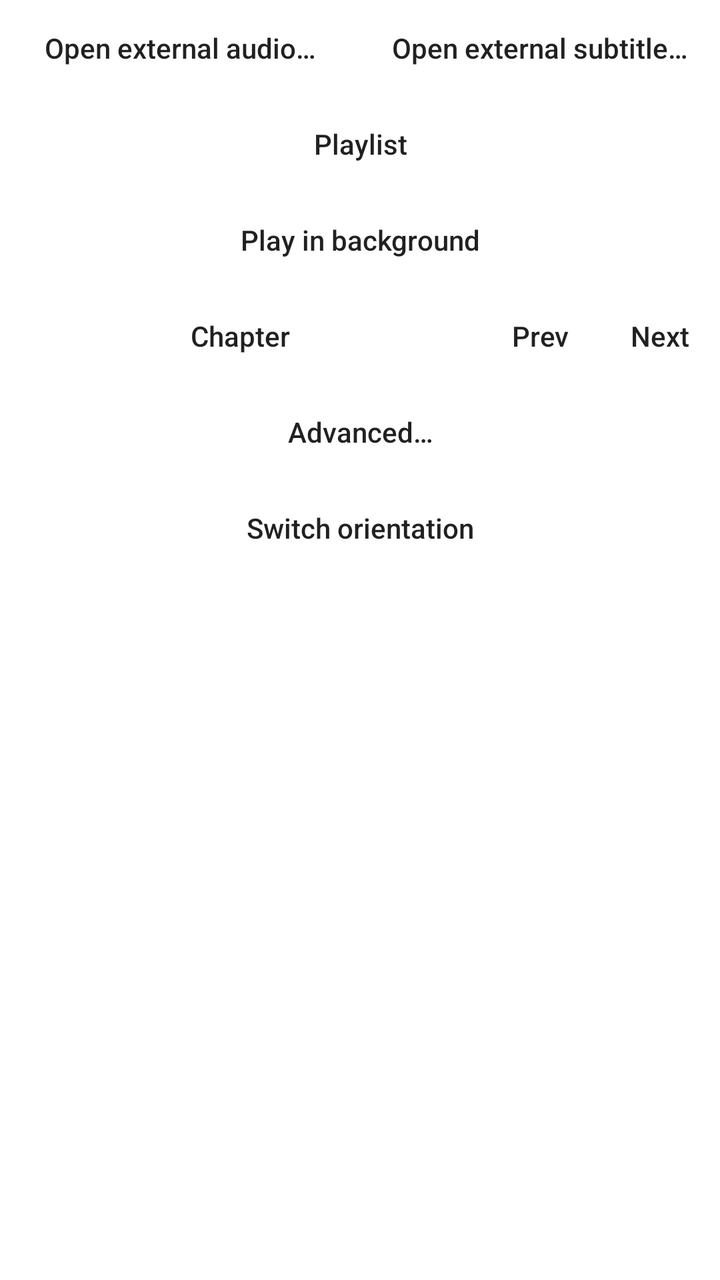
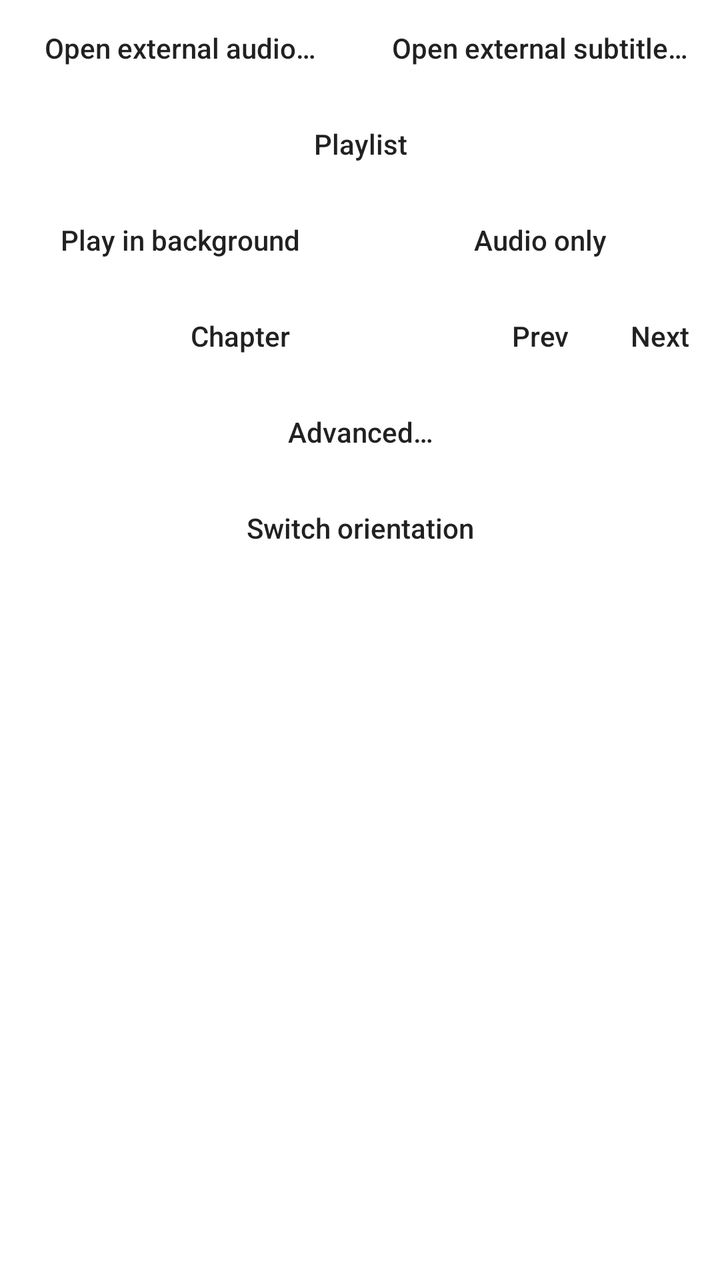

Compare the two renders of this Android layout. The source of the first and the diff that turns it into the second are given below.
<!-- AndroidManifest.xml: fallback theme Theme.MaterialComponents.DayNight.NoActionBar -->
<!-- res/layout/dialog_top_menu.xml -->
<?xml version="1.0" encoding="utf-8"?>
<LinearLayout xmlns:android="http://schemas.android.com/apk/res/android"
    android:orientation="vertical" android:layout_width="match_parent"
    android:layout_height="match_parent">

    

    <TableRow
        android:layout_width="match_parent"
        android:layout_height="wrap_content">

        <Button
            android:id="@+id/audioBtn"
            style="@style/Widget.AppCompat.Button.Borderless"
            android:layout_width="0dp"
            android:layout_height="wrap_content"
            android:layout_weight="1"
            android:text="@string/open_external_audio"
            android:textAllCaps="false" />

        <Button
            android:id="@+id/subBtn"
            style="@style/Widget.AppCompat.Button.Borderless"
            android:layout_width="0dp"
            android:layout_height="wrap_content"
            android:layout_weight="1"
            android:text="@string/open_external_sub"
            android:textAllCaps="false" />
    </TableRow>

    <Button
        android:id="@+id/playlistBtn"
        style="@style/Widget.AppCompat.Button.Borderless"
        android:layout_width="match_parent"
        android:layout_height="wrap_content"
        android:text="@string/action_playlist"
        android:textAllCaps="false" />

    <Button
        android:id="@+id/backgroundBtn"
        style="@style/Widget.AppCompat.Button.Borderless"
        android:layout_width="match_parent"
        android:layout_height="wrap_content"
        android:text="@string/resume_bg_playback"
        android:textAllCaps="false" />

    <TableRow
        android:id="@+id/rowChapter"
        android:layout_width="match_parent"
        android:layout_height="wrap_content">

        <Button
            android:id="@+id/chapterBtn"
            style="@style/Widget.AppCompat.Button.Borderless"
            android:layout_width="0dp"
            android:layout_height="wrap_content"
            android:layout_weight="4"
            android:text="@string/chapter_button"
            android:textAllCaps="false" />

        <Button
            android:id="@+id/chapterPrev"
            style="@style/Widget.AppCompat.Button.Borderless"
            android:layout_width="0dp"
            android:layout_height="wrap_content"
            android:layout_weight="1"
            android:background="@drawable/alpha_lighten"
            android:text="@string/dialog_prev"
            android:textAllCaps="false" />

        <Button
            android:id="@+id/chapterNext"
            style="@style/Widget.AppCompat.Button.Borderless"
            android:layout_width="0dp"
            android:layout_height="wrap_content"
            android:layout_weight="1"
            android:background="@drawable/alpha_lighten"
            android:text="@string/dialog_next"
            android:textAllCaps="false" />

    </TableRow>

    <Button
        android:id="@+id/advancedBtn"
        style="@style/Widget.AppCompat.Button.Borderless"
        android:layout_width="match_parent"
        android:layout_height="wrap_content"
        android:text="@string/advanced_menu"
        android:textAllCaps="false" />

    <Button
        android:id="@+id/orientationBtn"
        style="@style/Widget.AppCompat.Button.Borderless"
        android:layout_width="match_parent"
        android:layout_height="wrap_content"
        android:text="@string/switch_orientation"
        android:textAllCaps="false" />

</LinearLayout>
<!-- resources referenced by this layout -->
<resources>
  <!-- drawable alpha_lighten (drawable) -->
  <?xml version="1.0" encoding="utf-8"?>
  <selector xmlns:android="http://schemas.android.com/apk/res/android">
      <item android:drawable="@color/alpha24pct_light" android:state_focused="true" />
      <item android:drawable="@color/alpha24pct_light" android:state_pressed="true" />
      <item android:drawable="@color/alpha12pct_light" />
  </selector>
  <string name="action_playlist">Playlist</string>
  <string name="advanced_menu">Advanced…</string>
  <string name="chapter_button">Chapter</string>
  <string name="dialog_next">Next</string>
  <string name="dialog_prev">Prev</string>
  <string name="open_external_audio">Open external audio…</string>
  <string name="open_external_sub">Open external subtitle…</string>
  <string name="resume_bg_playback">Play in background</string>
  <string name="switch_orientation">Switch orientation</string>
  <color name="alpha24pct_light">#3dffffff</color>
  <color name="alpha12pct_light">#1fffffff</color>
</resources>

<!-- the commit's change to res/layout/dialog_top_menu.xml (unified diff, before → after) -->
@@ -36,13 +36,29 @@
         android:text="@string/action_playlist"
         android:textAllCaps="false" />
 
-    <Button
-        android:id="@+id/backgroundBtn"
-        style="@style/Widget.AppCompat.Button.Borderless"
+    <TableRow
+        android:id="@+id/rowMode"
         android:layout_width="match_parent"
-        android:layout_height="wrap_content"
-        android:text="@string/resume_bg_playback"
-        android:textAllCaps="false" />
+        android:layout_height="wrap_content">
+
+        <Button
+            android:id="@+id/backgroundBtn"
+            style="@style/Widget.AppCompat.Button.Borderless"
+            android:layout_width="0dp"
+            android:layout_height="wrap_content"
+            android:layout_weight="1"
+            android:text="@string/resume_bg_playback"
+            android:textAllCaps="false" />
+
+        <Button
+            android:id="@+id/audioOnlyBtn"
+            style="@style/Widget.AppCompat.Button.Borderless"
+            android:layout_width="0dp"
+            android:layout_height="wrap_content"
+            android:layout_weight="1"
+            android:text="@string/audio_only_on"
+            android:textAllCaps="false" />
+    </TableRow>
 
     <TableRow
         android:id="@+id/rowChapter"
<!-- resource entries referenced after the edit -->
@@ -9,6 +9,7 @@
   </selector>
   <string name="action_playlist">Playlist</string>
   <string name="advanced_menu">Advanced…</string>
+  <string name="audio_only_on">Audio only</string>
   <string name="chapter_button">Chapter</string>
   <string name="dialog_next">Next</string>
   <string name="dialog_prev">Prev</string>
